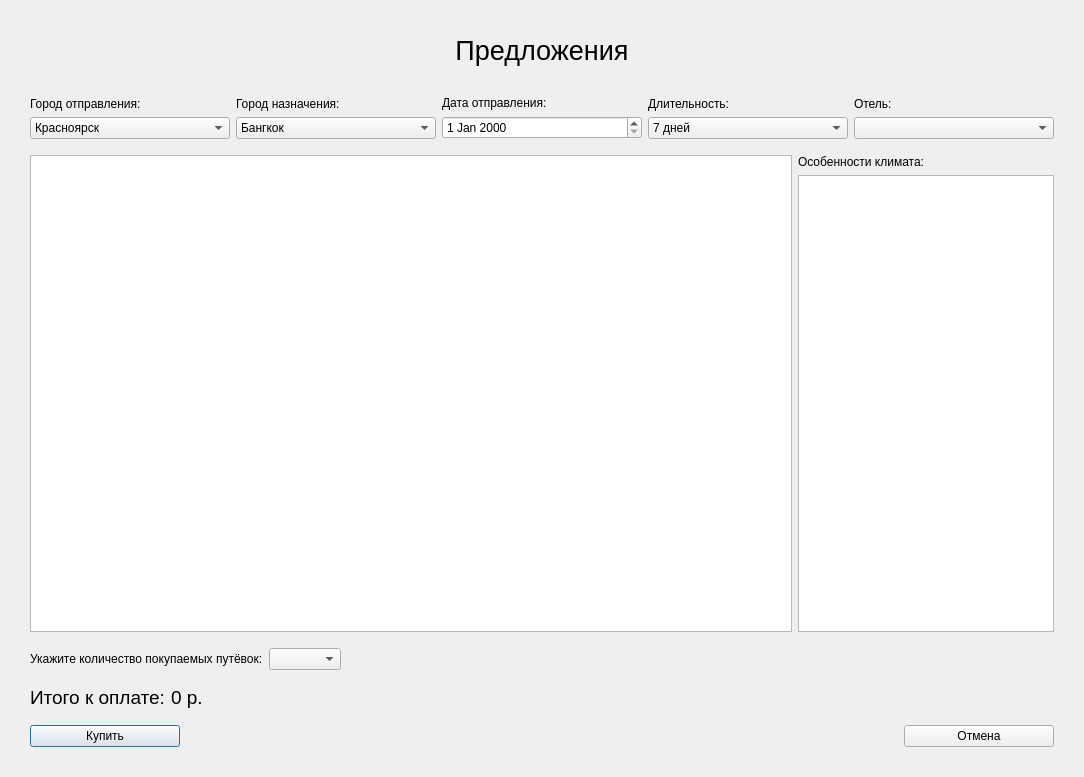
First picture: the form in gui/ticketpurchasewindow.ui, repository rkv04/test, before the edit.
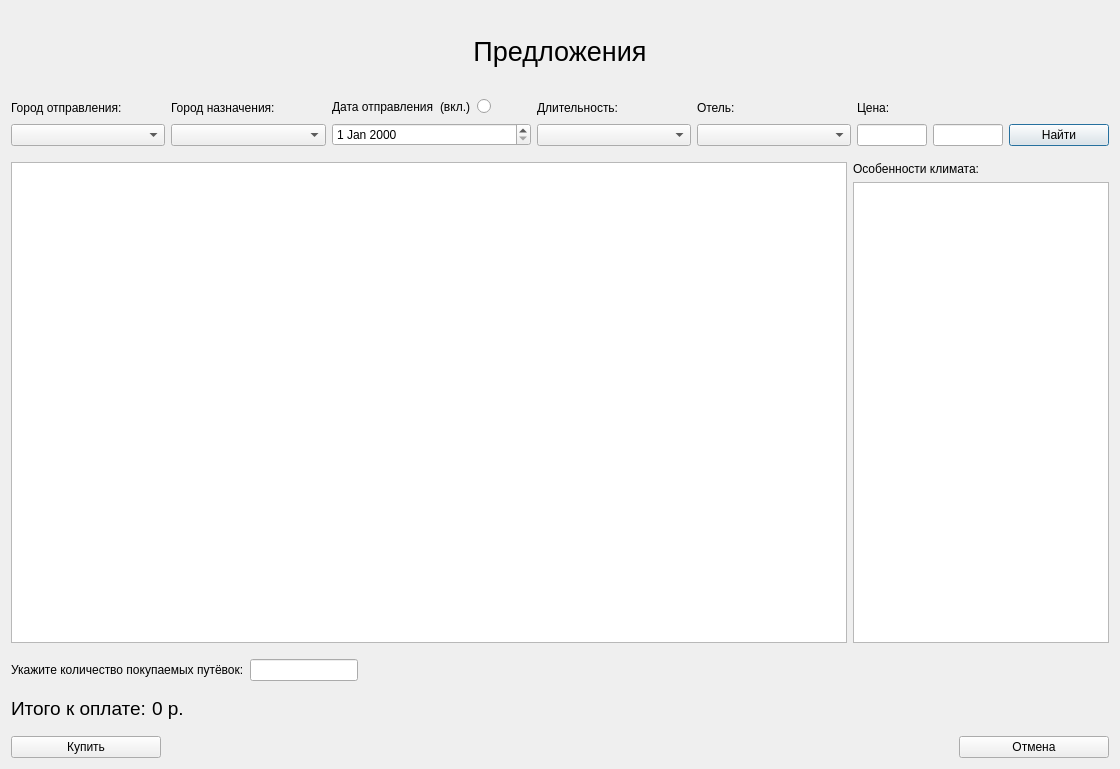
Second picture: the form after the edit.

```diff
--- a/gui/ticketpurchasewindow.ui
+++ b/gui/ticketpurchasewindow.ui
@@ -6,26 +6,14 @@
    <rect>
     <x>0</x>
     <y>0</y>
-    <width>1084</width>
-    <height>777</height>
+    <width>1120</width>
+    <height>769</height>
    </rect>
   </property>
   <property name="windowTitle">
    <string>Dialog</string>
   </property>
-  <layout class="QVBoxLayout" name="verticalLayout_7">
-   <property name="leftMargin">
-    <number>30</number>
-   </property>
-   <property name="topMargin">
-    <number>10</number>
-   </property>
-   <property name="rightMargin">
-    <number>30</number>
-   </property>
-   <property name="bottomMargin">
-    <number>30</number>
-   </property>
+  <layout class="QVBoxLayout" name="verticalLayout_3">
    <item>
     <widget class="QLabel" name="label">
      <property name="minimumSize">
@@ -48,102 +36,208 @@
     </widget>
    </item>
    <item>
-    <layout class="QHBoxLayout" name="horizontalLayout">
+    <layout class="QHBoxLayout" name="horizontalLayout_6">
      <item>
-      <layout class="QVBoxLayout" name="verticalLayout">
+      <layout class="QVBoxLayout" name="verticalLayout_7">
        <item>
-        <widget class="QLabel" name="label_2">
+        <widget class="QLabel" name="label_7">
          <property name="text">
           <string>Город отправления:</string>
          </property>
         </widget>
        </item>
        <item>
-        <widget class="QComboBox" name="comboBox">
-         <item>
-          <property name="text">
-           <string>Красноярск</string>
-          </property>
-         </item>
-        </widget>
+        <widget class="QComboBox" name="departureCityBox"/>
        </item>
       </layout>
      </item>
      <item>
-      <layout class="QVBoxLayout" name="verticalLayout_2">
+      <layout class="QVBoxLayout" name="verticalLayout_8">
        <item>
-        <widget class="QLabel" name="label_4">
+        <widget class="QLabel" name="label_10">
          <property name="text">
           <string>Город назначения:</string>
          </property>
         </widget>
        </item>
        <item>
-        <widget class="QComboBox" name="comboBox_2">
-         <item>
-          <property name="text">
-           <string>Бангкок</string>
-          </property>
-         </item>
-        </widget>
+        <widget class="QComboBox" name="destinationCityBox"/>
        </item>
       </layout>
      </item>
      <item>
-      <layout class="QVBoxLayout" name="verticalLayout_3">
+      <layout class="QHBoxLayout" name="horizontalLayout_7">
        <item>
-        <widget class="QLabel" name="label_3">
-         <property name="text">
-          <string>Дата отправления:</string>
-         </property>
-        </widget>
+        <layout class="QVBoxLayout" name="verticalLayout_4">
+         <item>
+          <layout class="QHBoxLayout" name="horizontalLayout_8">
+           <item>
+            <widget class="QLabel" name="label_5">
+             <property name="text">
+              <string>Дата отправления</string>
+             </property>
+            </widget>
+           </item>
+           <item>
+            <layout class="QHBoxLayout" name="horizontalLayout_9">
+             <item>
+              <widget class="QLabel" name="label_4">
+               <property name="sizePolicy">
+                <sizepolicy hsizetype="Fixed" vsizetype="Preferred">
+                 <horstretch>0</horstretch>
+                 <verstretch>0</verstretch>
+                </sizepolicy>
+               </property>
+               <property name="text">
+                <string>(вкл.)</string>
+               </property>
+              </widget>
+             </item>
+             <item>
+              <widget class="QRadioButton" name="dateSwitch">
+               <property name="sizePolicy">
+                <sizepolicy hsizetype="Fixed" vsizetype="Fixed">
+                 <horstretch>0</horstretch>
+                 <verstretch>0</verstretch>
+                </sizepolicy>
+               </property>
+               <property name="text">
+                <string/>
+               </property>
+              </widget>
+             </item>
+            </layout>
+           </item>
+           <item>
+            <spacer name="horizontalSpacer_4">
+             <property name="orientation">
+              <enum>Qt::Horizontal</enum>
+             </property>
+             <property name="sizeType">
+              <enum>QSizePolicy::Preferred</enum>
+             </property>
+             <property name="sizeHint" stdset="0">
+              <size>
+               <width>40</width>
+               <height>20</height>
+              </size>
+             </property>
+            </spacer>
+           </item>
+          </layout>
+         </item>
+         <item>
+          <widget class="QDateEdit" name="departureDateEdit"/>
+         </item>
+        </layout>
        </item>
-       <item>
-        <widget class="QDateEdit" name="dateEdit"/>
-       </item>
       </layout>
      </item>
      <item>
-      <layout class="QVBoxLayout" name="verticalLayout_4">
+      <layout class="QVBoxLayout" name="verticalLayout_10">
        <item>
-        <widget class="QLabel" name="label_5">
+        <widget class="QLabel" name="label_12">
          <property name="text">
           <string>Длительность:</string>
          </property>
         </widget>
        </item>
        <item>
-        <widget class="QComboBox" name="comboBox_3">
-         <item>
-          <property name="text">
-           <string>7 дней</string>
-          </property>
-         </item>
-         <item>
-          <property name="text">
-           <string>14 дней</string>
-          </property>
-         </item>
-         <item>
-          <property name="text">
-           <string>21 день</string>
-          </property>
-         </item>
-        </widget>
+        <widget class="QComboBox" name="durationBox"/>
        </item>
       </layout>
      </item>
      <item>
-      <layout class="QVBoxLayout" name="verticalLayout_5">
+      <layout class="QVBoxLayout" name="verticalLayout_11">
        <item>
-        <widget class="QLabel" name="label_7">
+        <widget class="QLabel" name="label_13">
          <property name="text">
           <string>Отель:</string>
          </property>
         </widget>
        </item>
        <item>
-        <widget class="QComboBox" name="comboBox_5"/>
+        <widget class="QComboBox" name="hotelBox"/>
+       </item>
+      </layout>
+     </item>
+     <item>
+      <layout class="QVBoxLayout" name="verticalLayout_2">
+       <item>
+        <widget class="QLabel" name="label_2">
+         <property name="text">
+          <string>Цена:</string>
+         </property>
+        </widget>
+       </item>
+       <item>
+        <layout class="QHBoxLayout" name="horizontalLayout">
+         <item>
+          <widget class="QLineEdit" name="priceEditLower">
+           <property name="sizePolicy">
+            <sizepolicy hsizetype="Preferred" vsizetype="Fixed">
+             <horstretch>0</horstretch>
+             <verstretch>0</verstretch>
+            </sizepolicy>
+           </property>
+           <property name="maximumSize">
+            <size>
+             <width>70</width>
+             <height>16777215</height>
+            </size>
+           </property>
+          </widget>
+         </item>
+         <item>
+          <widget class="QLineEdit" name="priceEditUpper">
+           <property name="sizePolicy">
+            <sizepolicy hsizetype="Preferred" vsizetype="Fixed">
+             <horstretch>0</horstretch>
+             <verstretch>0</verstretch>
+            </sizepolicy>
+           </property>
+           <property name="maximumSize">
+            <size>
+             <width>70</width>
+             <height>16777215</height>
+            </size>
+           </property>
+          </widget>
+         </item>
+        </layout>
+       </item>
+      </layout>
+     </item>
+     <item>
+      <layout class="QVBoxLayout" name="verticalLayout">
+       <item>
+        <widget class="QLabel" name="label_3">
+         <property name="text">
+          <string/>
+         </property>
+        </widget>
+       </item>
+       <item>
+        <widget class="QPushButton" name="findButton">
+         <property name="sizePolicy">
+          <sizepolicy hsizetype="Ignored" vsizetype="Fixed">
+           <horstretch>0</horstretch>
+           <verstretch>0</verstretch>
+          </sizepolicy>
+         </property>
+         <property name="maximumSize">
+          <size>
+           <width>100</width>
+           <height>16777215</height>
+          </size>
+         </property>
+         <property name="text">
+          <string>Найти</string>
+         </property>
+         <property name="shortcut">
+          <string>Return</string>
+         </property>
+        </widget>
        </item>
       </layout>
      </item>
@@ -241,7 +335,14 @@
       </widget>
      </item>
      <item>
-      <widget class="QComboBox" name="comboBox_4"/>
+      <widget class="QLineEdit" name="lineEdit">
+       <property name="sizePolicy">
+        <sizepolicy hsizetype="Preferred" vsizetype="Fixed">
+         <horstretch>0</horstretch>
+         <verstretch>0</verstretch>
+        </sizepolicy>
+       </property>
+      </widget>
      </item>
      <item>
       <spacer name="horizontalSpacer_3">
```
